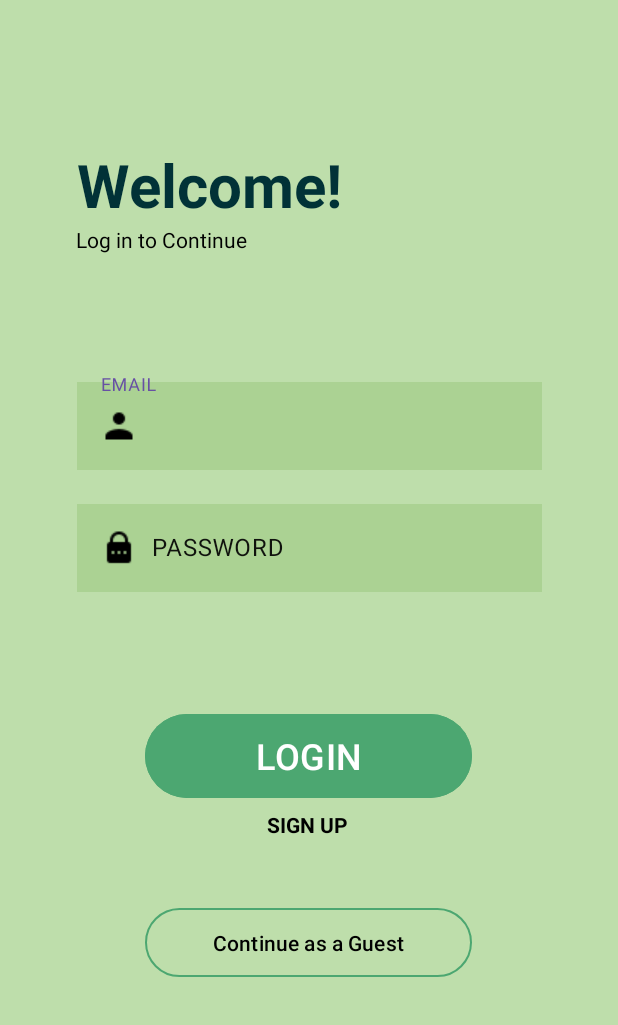
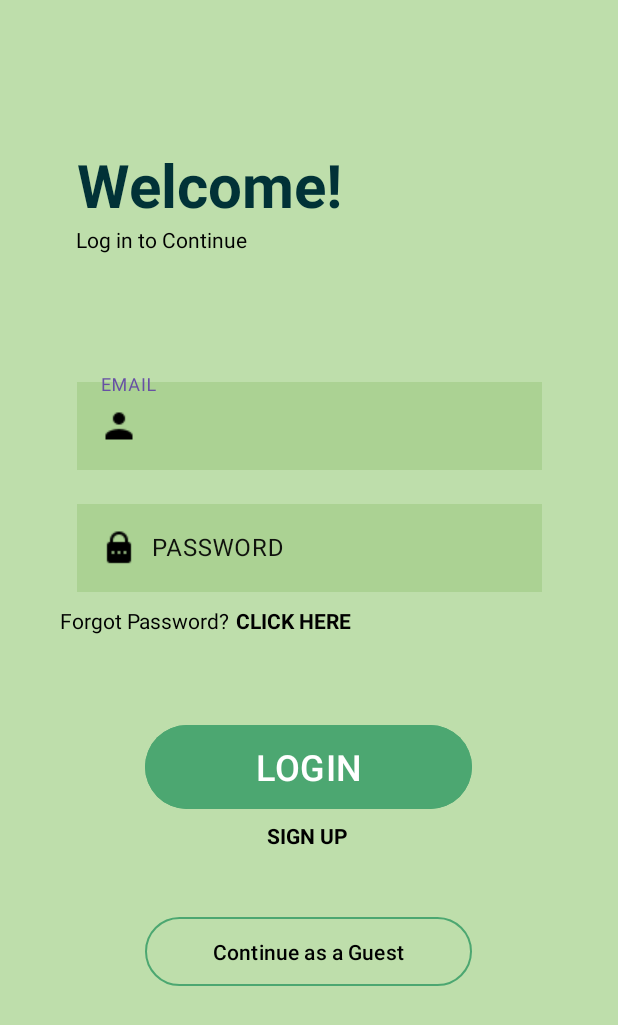
Before and after one commit to NinoEarlConrad-Avila/smartposture, an Android app: the screen it shows after launch (LoginActivity), on a phone screen of 412 x 824 dp. Shown: the top 1025 px of the screen. Run offline under Robolectric (Android 15) with nearby library versions, the phone set to English and light mode, and no system bars; our stand-ins replace Firebase (no records; nobody signed in at launch, a user with empty details on screens opened directly).

Commit message:
Add forgot password in login
add forgot password in login and successfully send email to change
password

```diff
--- a/app/src/main/res/layout/activity_login.xml
+++ b/app/src/main/res/layout/activity_login.xml
@@ -116,7 +116,7 @@
             android:id="@+id/btnLogin"
             android:layout_width="218dp"
             android:layout_height="64dp"
-            android:layout_marginTop="76dp"
+            android:layout_marginTop="56dp"
             android:backgroundTint="#4CA771"
             android:text="@string/login_txt"
             android:textColor="@color/white"
@@ -124,7 +124,7 @@
             app:layout_constraintEnd_toEndOf="parent"
             app:layout_constraintHorizontal_bias="0.497"
             app:layout_constraintStart_toStartOf="parent"
-            app:layout_constraintTop_toBottomOf="@+id/txtPassword"
+            app:layout_constraintTop_toBottomOf="@+id/clickhere"
             tools:layout_conversion_absoluteHeight="70dp"
             tools:layout_conversion_absoluteWidth="292dp" />
 
@@ -161,6 +161,31 @@
             app:strokeColor="#4CA771"
             tools:layout_conversion_absoluteHeight="48dp"
             tools:layout_conversion_absoluteWidth="360dp" />
+
+        <TextView
+            android:id="@+id/forgotpass"
+            android:layout_width="wrap_content"
+            android:layout_height="wrap_content"
+            android:layout_marginStart="40dp"
+            android:layout_marginTop="8dp"
+            android:text="@string/forgotpass"
+            android:textColor="#000000"
+            app:layout_constraintStart_toStartOf="parent"
+            app:layout_constraintTop_toBottomOf="@+id/txtPassword" />
+
+        <TextView
+            android:id="@+id/clickhere"
+            android:layout_width="wrap_content"
+            android:layout_height="wrap_content"
+            android:layout_marginStart="4dp"
+            android:layout_marginTop="8dp"
+            android:text="@string/clickhere"
+            android:textColor="#000000"
+            android:textStyle="bold"
+            app:layout_constraintEnd_toEndOf="parent"
+            app:layout_constraintHorizontal_bias="0.0"
+            app:layout_constraintStart_toEndOf="@+id/forgotpass"
+            app:layout_constraintTop_toBottomOf="@+id/txtPassword" />
     </androidx.constraintlayout.widget.ConstraintLayout>
 
 </androidx.constraintlayout.widget.ConstraintLayout>
--- a/app/src/main/res/values/strings.xml
+++ b/app/src/main/res/values/strings.xml
@@ -14,6 +14,8 @@
     <string name="welcome_txt">Welcome!</string>
     <string name="logtocon">Log in to Continue</string>
     <string name="conguest">Continue as a Guest</string>
+    <string name="forgotpass">Forgot Password?</string>
+    <string name="clickhere">CLICK HERE</string>
 
     <string name="workout_text">WORKOUT</string>
 </resources>
```
Also changed, not shown: app/src/main/java/com/example/smartposture/view/LoginActivity.java (+55 -0 lines), app/src/main/res/layout/dialog_forgot_password.xml (added, +36 -0 lines).
